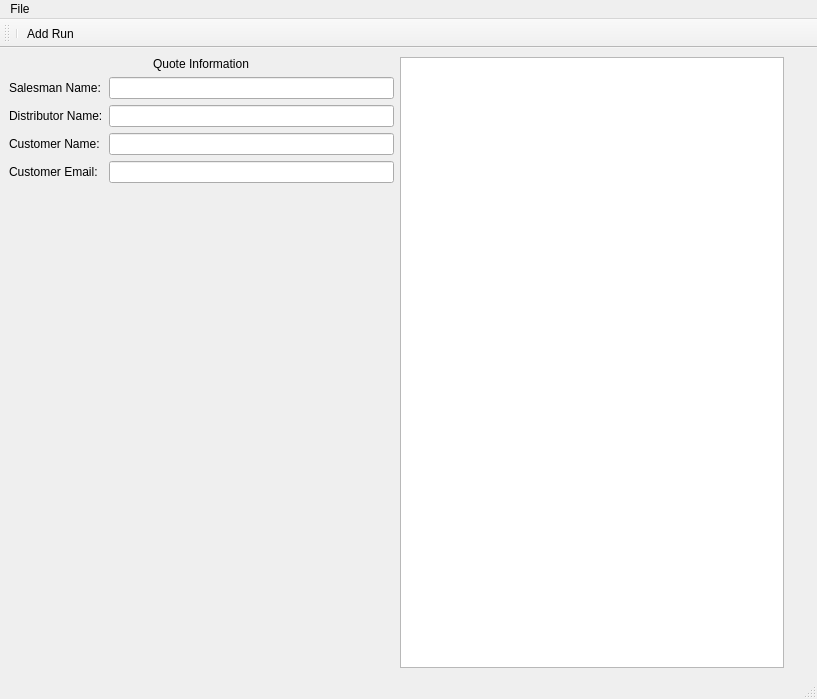
First picture: the form in resources/main_view.ui, repository wjmgreen/conveyorQuoter, before the edit.
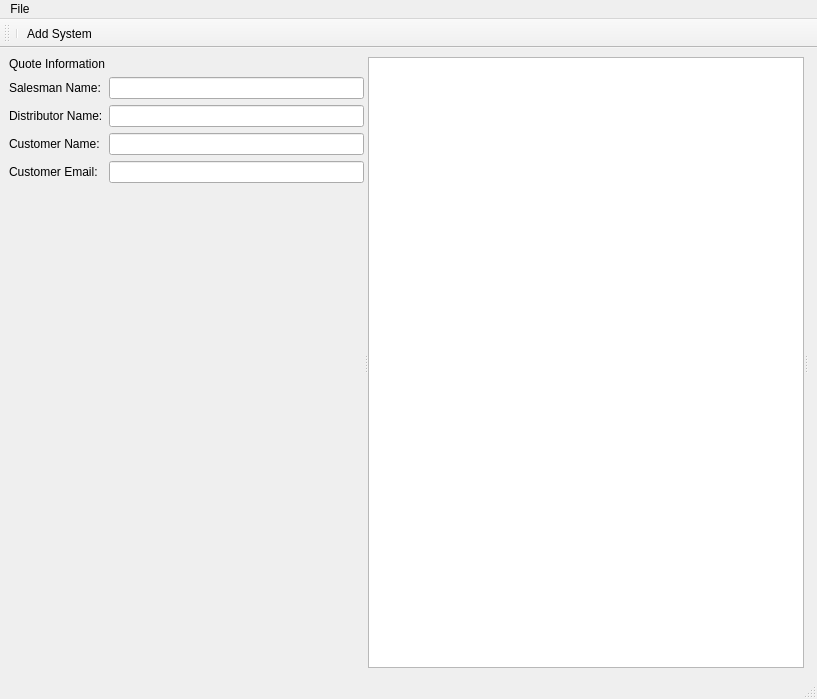
Second picture: the form after the edit.

```diff
--- a/resources/main_view.ui
+++ b/resources/main_view.ui
@@ -14,10 +14,15 @@
    <string>ACSI Game Changer</string>
   </property>
   <widget class="QWidget" name="centralwidget">
-   <layout class="QHBoxLayout" name="horizontalLayout_2">
+   <layout class="QVBoxLayout" name="verticalLayout_2">
     <item>
+     <widget class="QSplitter" name="splitter">
+      <property name="orientation">
+       <enum>Qt::Horizontal</enum>
+      </property>
+      <widget class="QWidget" name="">
      <layout class="QVBoxLayout" name="quoteInfoLayout">
-      <item alignment="Qt::AlignHCenter|Qt::AlignTop">
+        <item>
        <widget class="QLabel" name="label">
         <property name="text">
          <string>Quote Information</string>
@@ -82,14 +87,12 @@
        </layout>
       </item>
      </layout>
-    </item>
-    <item>
+      </widget>
      <widget class="QTreeView" name="treeView"/>
-    </item>
-    <item>
      <widget class="QWidget" name="widget" native="true">
       <layout class="QVBoxLayout" name="verticalLayout"/>
      </widget>
+     </widget>
     </item>
    </layout>
   </widget>
@@ -122,16 +125,16 @@
     <bool>false</bool>
    </attribute>
    <addaction name="separator"/>
-   <addaction name="actionAdd_Run"/>
+   <addaction name="actionAdd_System"/>
   </widget>
   <action name="actionSave">
    <property name="text">
     <string>Save</string>
    </property>
   </action>
-  <action name="actionAdd_Run">
+  <action name="actionAdd_System">
    <property name="text">
-    <string>Add Run</string>
+    <string>Add System</string>
    </property>
    <property name="toolTip">
     <string>Creates a new run of conveyor</string>
```
Lines whose indentation alone changed are shown as unchanged.
